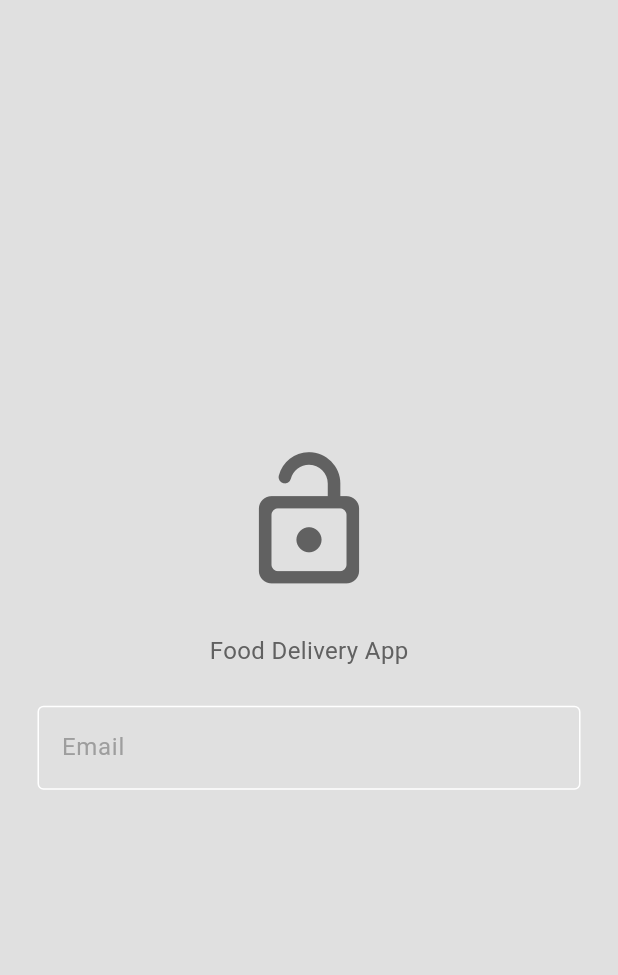
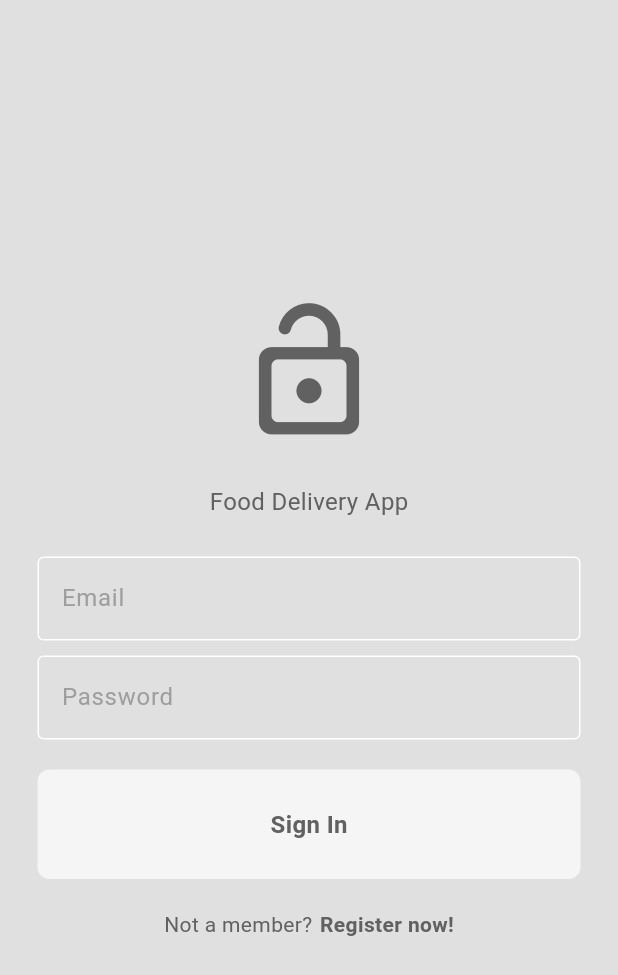
Before and after one commit to ArsenijDKS/food_delivery_app, a Flutter app: the screen it shows after launch, on a phone screen of 412 x 824 dp. Shown: the top 975 px of the screen. Run offline on Flutter 3.47's test engine with Material 3 defaults, Android fonts, the phone set to English and light mode, and no system bars.

Commit message:
modified:   lib/pages/login_page.dart     added: Button Widget

```diff
--- /dev/null
+++ b/lib/components/my_button.dart
@@ -0,0 +1,37 @@
+import 'package:flutter/material.dart';
+
+class MyButton extends StatelessWidget {
+  final Function()? onTap;
+  final String text;
+
+  const MyButton({
+    super.key,
+    this.onTap,
+    required this.text,
+  });
+
+  @override
+  Widget build(BuildContext context) {
+    return GestureDetector(
+      onTap: onTap,
+      child: Container(
+        padding: const EdgeInsets.all(25),
+        margin: const EdgeInsets.symmetric(horizontal: 25),
+        decoration: BoxDecoration(
+          color: Theme.of(context).colorScheme.secondary,
+          borderRadius: BorderRadius.circular(8),
+        ),
+        child: Center(
+          child: Text(
+            text,
+            style: TextStyle(
+              fontWeight: FontWeight.bold,
+              color: Theme.of(context).colorScheme.inversePrimary,
+              fontSize: 16,
+            ),
+          ),
+        ),
+      ),
+    );
+  }
+}
--- a/lib/pages/login_page.dart
+++ b/lib/pages/login_page.dart
@@ -1,4 +1,5 @@
 import 'package:flutter/material.dart';
+import 'package:food_delivery_app/components/my_button.dart';
 import 'package:food_delivery_app/components/my_textfield.dart';
 
 class LoginPage extends StatelessWidget {
@@ -42,11 +43,42 @@ class LoginPage extends StatelessWidget {
               obscureText: false,
             ),
 
+            const SizedBox(height: 10),
+
             // Password textfield
+
+            MyTextField(
+              controller: passwordController,
+              hintText: "Password",
+              obscureText: true,
+            ),
+
+            const SizedBox(height: 20),
 
             // Sign in button
 
+            MyButton(text: "Sign In", onTap: () {}),
+
+            const SizedBox(height: 20),
+
             // Register
+            Row(
+              mainAxisAlignment: MainAxisAlignment.center,
+              children: [
+                Text(
+                  "Not a member?",
+                  style: TextStyle(
+                      color: Theme.of(context).colorScheme.inversePrimary),
+                ),
+                const SizedBox(width: 5),
+                Text(
+                  "Register now!",
+                  style: TextStyle(
+                      color: Theme.of(context).colorScheme.inversePrimary,
+                      fontWeight: FontWeight.bold),
+                ),
+              ],
+            )
           ],
         ),
       ),
```
